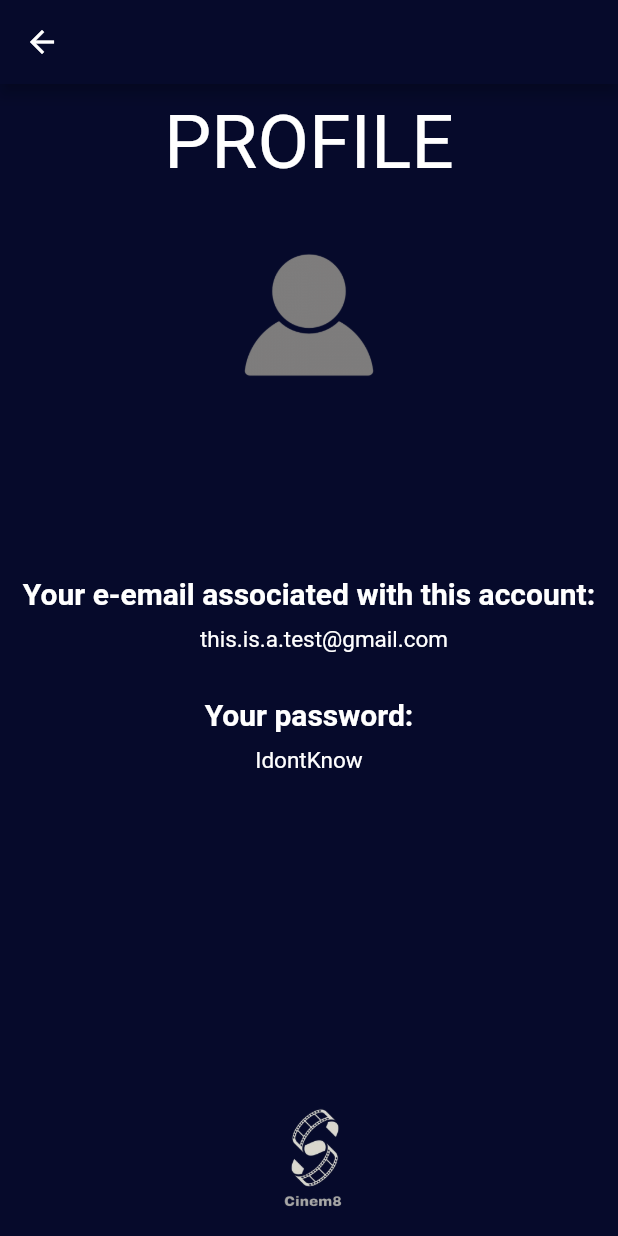
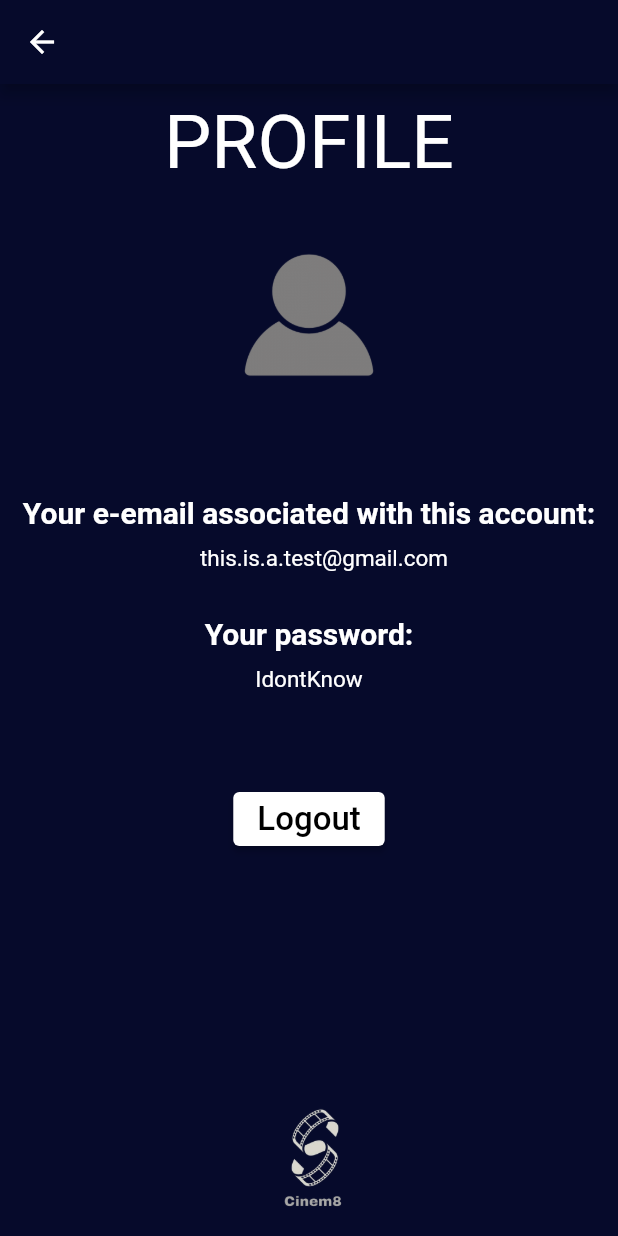
Before and after one commit to danielrebelo1/feup-esof-project, a Flutter app: the MoviePage screen opened directly, after a tap on the "person outline" icon, on a phone screen of 412 x 824 dp. Run offline on Flutter 3.47's test engine with Material 2 defaults, Android fonts, the phone set to English and light mode, and no system bars.

Commit message:
fixed a bug on movie page, added logout button to profile page

```diff
--- a/lib/main.dart
+++ b/lib/main.dart
@@ -17,7 +17,7 @@ class MyApp extends StatelessWidget {
     return const MaterialApp(
       debugShowCheckedModeBanner: false, // set to false to remove debug banner
       home: Scaffold(
-        body: MyHomePage(title: "myApp"),
+        body: MyHomePage(title: "Cinem8"),
       ),
     );
   }
--- a/lib/movie_page.dart
+++ b/lib/movie_page.dart
@@ -64,13 +64,13 @@ class _MoviePageState extends State<MoviePage> {
                         ),
                       ),
                       Padding(
-                        padding: const EdgeInsets.symmetric(horizontal: 15),
+                        padding: const EdgeInsets.symmetric(horizontal: 5),
                         child: Row(
                           mainAxisSize: MainAxisSize.min,
                           mainAxisAlignment: MainAxisAlignment.spaceBetween,
                           children: [
                             Transform.translate(
-                              offset: const Offset(0, 40),
+                              offset: const Offset(0, 20),
                               child: ClipRRect(
                                 borderRadius: BorderRadius.circular(10),
                                 child: Image.asset(
@@ -82,7 +82,7 @@ class _MoviePageState extends State<MoviePage> {
                             ),
                             const SizedBox(width: 15),
                             Transform.translate(
-                              offset: const Offset(0, 40),
+                              offset: const Offset(0, 20),
                               child: ClipRRect(
                                 borderRadius: BorderRadius.circular(10),
                                 child: Image.asset("assets/netflix.png",
@@ -91,7 +91,7 @@ class _MoviePageState extends State<MoviePage> {
                             ),
                             const SizedBox(width: 15),
                             Transform.translate(
-                              offset: const Offset(0, 40),
+                              offset: const Offset(0, 20),
                               child: ClipRRect(
                                 borderRadius: BorderRadius.circular(10),
                                 child: Image.asset("assets/amazon-prime.png",
@@ -113,7 +113,7 @@ class _MoviePageState extends State<MoviePage> {
                       Row(
                         children: const [
                           Text(
-                            "La la land",
+                            "La La Land",
                             style: TextStyle(
                               color: Colors.white,
                               fontWeight: FontWeight.bold,
@@ -129,13 +129,13 @@ class _MoviePageState extends State<MoviePage> {
                             fontSize: 30,
                           ),
                           ),
-                          SizedBox(width: 90),
+                          SizedBox(width: 60),
                           Text(
                             "8.0",
                             style: TextStyle(
                               color: Colors.amber,
                               fontWeight: FontWeight.bold,
-                              fontSize: 25,
+                              fontSize: 24,
                             ),
                           )
                         ],
--- a/lib/profile_page.dart
+++ b/lib/profile_page.dart
@@ -102,6 +102,12 @@ class ImageWidget extends StatelessWidget {
                       color: Colors.white,
                     ),
                   )
+                ),
+                const SizedBox(
+                  height: 60,
+                ),
+                ElevatedButton(onPressed: (){ }, child: Text('Logout',style: TextStyle(color:Colors.black, fontSize: 22),),
+                  style: ElevatedButton.styleFrom(primary: Colors.white,),
                 )
             ],
           )
```
